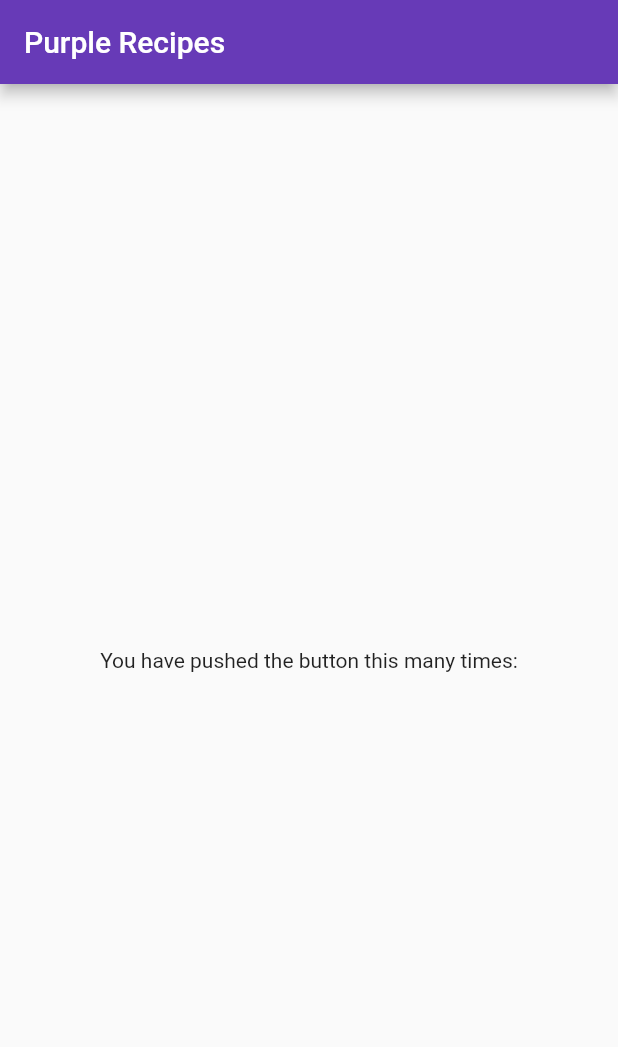
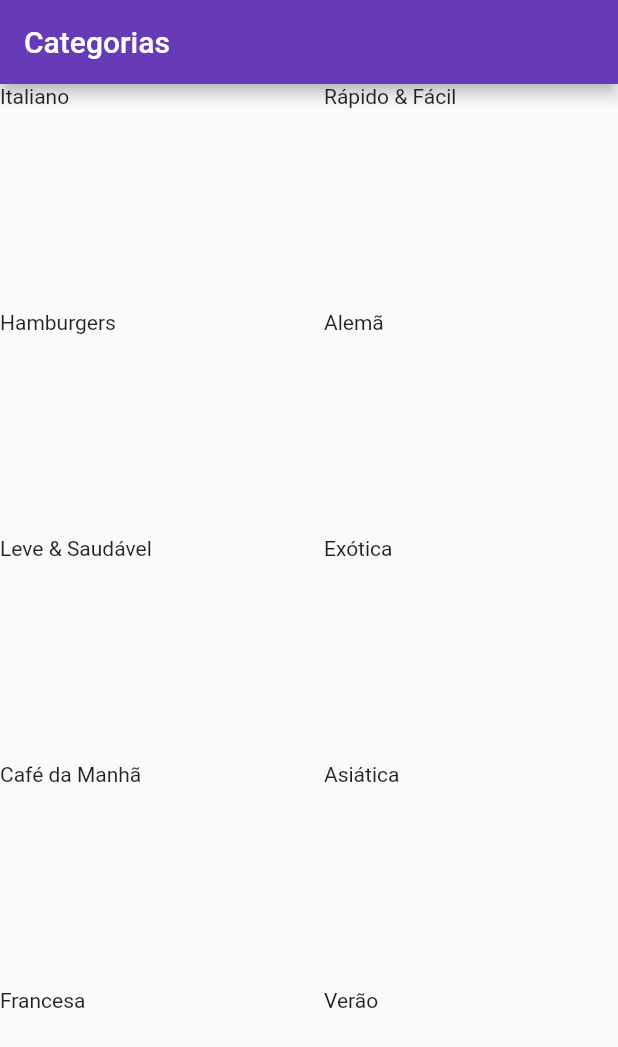
Before and after one commit to joaoffnogueira/purple_recipes, a Flutter app: the screen it shows after launch, on a phone screen of 412 x 824 dp. Shown: the top 1047 px of the screen. Run offline on Flutter 3.47's test engine with Material 2 defaults, Android fonts, the phone set to English and light mode, and no system bars.

Commit message:
Create categories screen

```diff
--- /dev/null
+++ b/lib/components/category_item.dart
@@ -0,0 +1,15 @@
+import 'package:flutter/material.dart';
+import 'package:purple_recipes/models/category.dart';
+
+class CategoryItem extends StatelessWidget {
+  final Category category;
+
+  const CategoryItem({required this.category, Key? key }) : super(key: key);
+
+  @override
+  Widget build(BuildContext context) {
+    return Container(
+      child: Text(category.title),
+    );
+  }
+}
--- a/lib/main.dart
+++ b/lib/main.dart
@@ -1,4 +1,5 @@
 import 'package:flutter/material.dart';
+import 'package:purple_recipes/screens/categories_screen.dart';
 
 void main() {
   runApp(const MyApp());
@@ -15,37 +16,7 @@ class MyApp extends StatelessWidget {
       theme: ThemeData(
         primarySwatch: Colors.deepPurple,
       ),
-      home: const MyHomePage(title: 'Purple Recipes'),
+      home: const CategoriesScreen(),
     );
   }
 }
-
-class MyHomePage extends StatefulWidget {
-  const MyHomePage({Key? key, required this.title}) : super(key: key);
-
-  final String title;
-
-  @override
-  State<MyHomePage> createState() => _MyHomePageState();
-}
-
-class _MyHomePageState extends State<MyHomePage> {
-  @override
-  Widget build(BuildContext context) {
-    return Scaffold(
-      appBar: AppBar(
-        title: Text(widget.title),
-      ),
-      body: Center(
-        child: Column(
-          mainAxisAlignment: MainAxisAlignment.center,
-          children: <Widget>[
-            const Text(
-              'You have pushed the button this many times:',
-            ),
-          ],
-        ),
-      ),
-    );
-  }
-}
--- /dev/null
+++ b/lib/screens/categories_screen.dart
@@ -0,0 +1,29 @@
+import 'package:flutter/material.dart';
+import 'package:purple_recipes/data/dummy_data.dart';
+import '../components/category_item.dart';
+
+class CategoriesScreen extends StatelessWidget {
+  const CategoriesScreen({Key? key}) : super(key: key);
+
+  @override
+  Widget build(BuildContext context) {
+    return Scaffold(
+      appBar: AppBar(
+        title: const Text('Categorias'),
+      ),
+      body: GridView(
+        gridDelegate: SliverGridDelegateWithMaxCrossAxisExtent(
+          maxCrossAxisExtent: 200,
+          childAspectRatio: 3 / 2,
+          crossAxisSpacing: 20,
+          mainAxisSpacing: 20,
+        ),
+        children: DUMMY_CATEGORIES.map((e) {
+          return CategoryItem(
+            category: e,
+          );
+        }).toList(),
+      ),
+    );
+  }
+}
```
